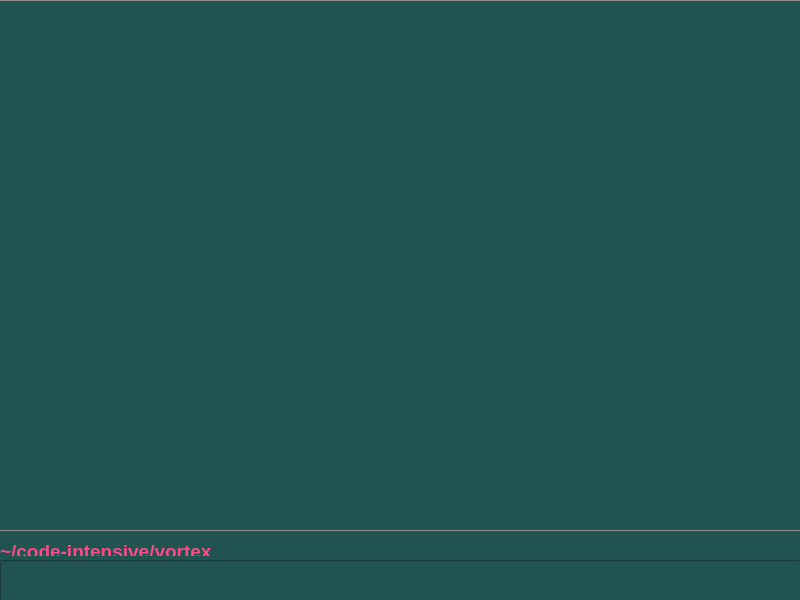
isaacrobert33/vortex, file ui/mainwindow.ui: the form before one commit.
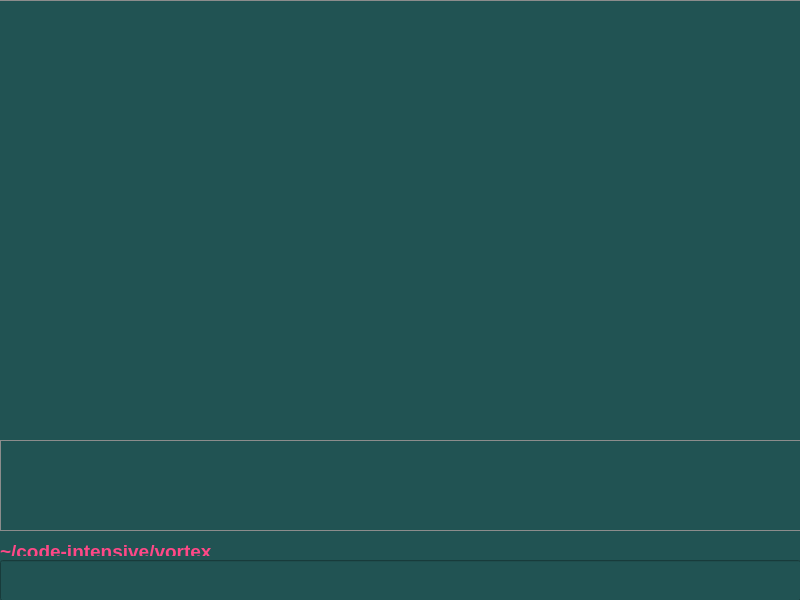
The form after the commit.

```diff
--- a/ui/mainwindow.ui
+++ b/ui/mainwindow.ui
@@ -62,6 +62,19 @@
     <property name="styleSheet">
      <string notr="true">border: 1px solid rgb(140, 140, 140);</string>
     </property>
+    <widget class="QTextEdit" name="textEdit">
+     <property name="geometry">
+      <rect>
+       <x>10</x>
+       <y>440</y>
+       <width>801</width>
+       <height>91</height>
+      </rect>
+     </property>
+     <property name="styleSheet">
+      <string notr="true"/>
+     </property>
+    </widget>
    </widget>
   </widget>
  </widget>
```
